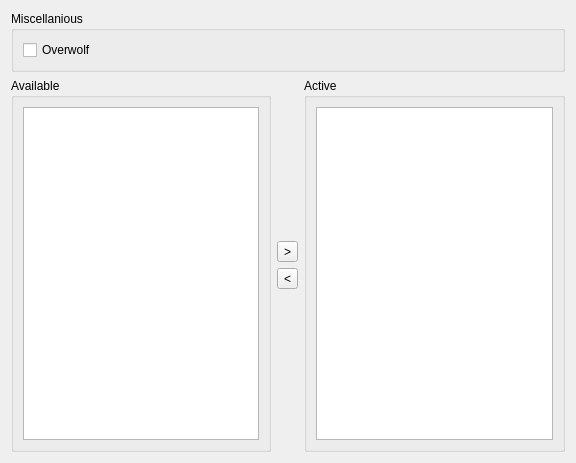
Above: scripts/customBadges/badges.ui from Bluscream/pyTSon_plugins before the change. Below: the same form after it.
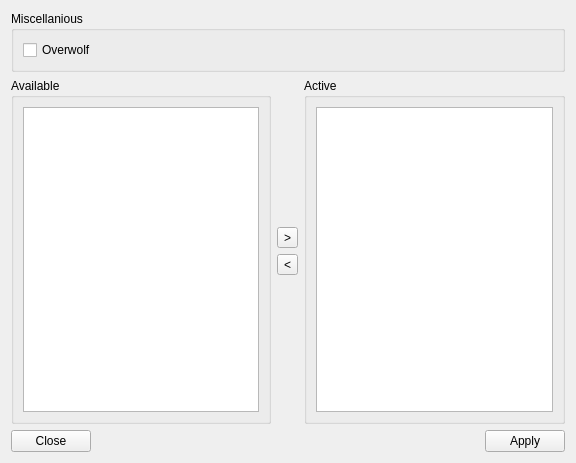
That is the form after the change.

What changed in the file:
```diff
--- a/scripts/customBadges/badges.ui
+++ b/scripts/customBadges/badges.ui
@@ -150,6 +150,37 @@
      </item>
     </layout>
    </item>
+   <item>
+    <layout class="QHBoxLayout" name="horizontalLayout_2">
+     <item>
+      <widget class="QPushButton" name="btn_close">
+       <property name="text">
+        <string>Close</string>
+       </property>
+      </widget>
+     </item>
+     <item>
+      <spacer name="horizontalSpacer_2">
+       <property name="orientation">
+        <enum>Qt::Horizontal</enum>
+       </property>
+       <property name="sizeHint" stdset="0">
+        <size>
+         <width>40</width>
+         <height>20</height>
+        </size>
+       </property>
+      </spacer>
+     </item>
+     <item>
+      <widget class="QPushButton" name="btn_apply">
+       <property name="text">
+        <string>Apply</string>
+       </property>
+      </widget>
+     </item>
+    </layout>
+   </item>
   </layout>
  </widget>
  <resources/>
```
Left out of the diff: 42 changed lines with no effect on the pictures.
